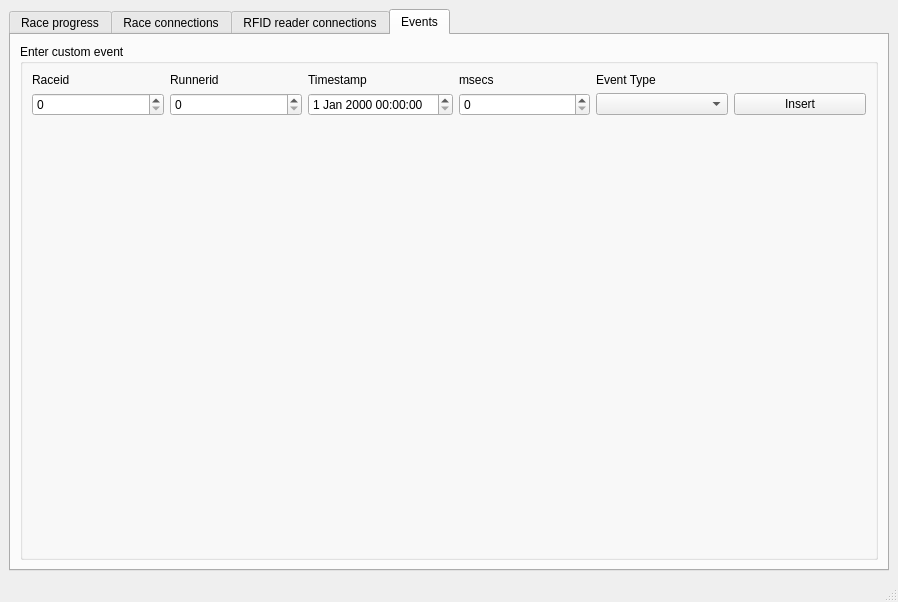
Qt form software/src/mainwindow.ui (nfogh/Racetiming) before a commit.
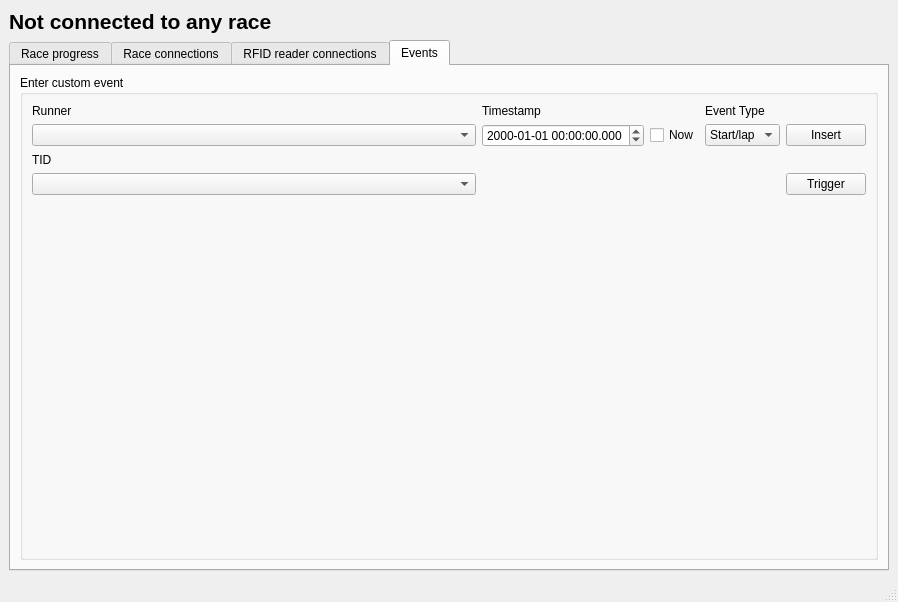
The same form after that commit. The open tabs and pages were chosen to show the change. Custom widgets are drawn as their Qt base class.

```diff
--- a/software/src/mainwindow.ui
+++ b/software/src/mainwindow.ui
@@ -14,7 +14,20 @@
    <string>MainWindow</string>
   </property>
   <widget class="QWidget" name="centralwidget">
-   <layout class="QHBoxLayout" name="horizontalLayout">
+   <layout class="QVBoxLayout" name="verticalLayout">
+    <item>
+     <widget class="QLabel" name="currentRaceLabel">
+      <property name="font">
+       <font>
+        <pointsize>16</pointsize>
+        <bold>true</bold>
+       </font>
+      </property>
+      <property name="text">
+       <string>Not connected to any race</string>
+      </property>
+     </widget>
+    </item>
     <item>
      <widget class="QTabWidget" name="tabWidget">
       <property name="currentIndex">
@@ -226,20 +239,28 @@
            <string>Enter custom event</string>
           </property>
           <layout class="QGridLayout" name="gridLayout_5">
-           <item row="1" column="3">
-            <widget class="QSpinBox" name="msecsSpinBox"/>
-           </item>
-           <item row="1" column="0">
-            <widget class="QSpinBox" name="raceIDSpinBox"/>
-           </item>
-           <item row="0" column="1">
+           <item row="0" column="0">
             <widget class="QLabel" name="label_9">
              <property name="text">
-              <string>Runnerid</string>
+              <string>Runner</string>
              </property>
             </widget>
            </item>
-           <item row="2" column="4">
+           <item row="1" column="3">
+            <widget class="QCheckBox" name="customEventNowCheckBox">
+             <property name="text">
+              <string>Now</string>
+             </property>
+            </widget>
+           </item>
+           <item row="0" column="2">
+            <widget class="QLabel" name="label_10">
+             <property name="text">
+              <string>Timestamp</string>
+             </property>
+            </widget>
+           </item>
+           <item row="4" column="4">
             <spacer name="verticalSpacer">
              <property name="orientation">
               <enum>Qt::Vertical</enum>
@@ -252,6 +273,40 @@
              </property>
             </spacer>
            </item>
+           <item row="1" column="0">
+            <widget class="QComboBox" name="customEventRunnerIDComboBox">
+             <property name="sizePolicy">
+              <sizepolicy hsizetype="Expanding" vsizetype="Fixed">
+               <horstretch>0</horstretch>
+               <verstretch>0</verstretch>
+              </sizepolicy>
+             </property>
+             <property name="modelColumn">
+              <number>1</number>
+             </property>
+            </widget>
+           </item>
+           <item row="1" column="4">
+            <widget class="QComboBox" name="customEventEventTypeComboBox">
+             <item>
+              <property name="text">
+               <string>Start/lap</string>
+              </property>
+             </item>
+             <item>
+              <property name="text">
+               <string>Finish</string>
+              </property>
+             </item>
+            </widget>
+           </item>
+           <item row="1" column="5">
+            <widget class="QPushButton" name="customEventInsertPushButton">
+             <property name="text">
+              <string>Insert</string>
+             </property>
+            </widget>
+           </item>
            <item row="0" column="4">
             <widget class="QLabel" name="label_12">
              <property name="text">
@@ -259,40 +314,31 @@
              </property>
             </widget>
            </item>
-           <item row="0" column="0">
-            <widget class="QLabel" name="label_8">
-             <property name="text">
-              <string>Raceid</string>
-             </property>
-            </widget>
-           </item>
-           <item row="0" column="2">
-            <widget class="QLabel" name="label_10">
-             <property name="text">
-              <string>Timestamp</string>
-             </property>
-            </widget>
-           </item>
            <item row="1" column="2">
-            <widget class="QDateTimeEdit" name="timestampDateTimeEdit"/>
+            <widget class="QDateTimeEdit" name="customEventTimestampDateTimeEdit">
+             <property name="displayFormat">
+              <string>yyyy-MM-dd HH:mm:ss.zzz</string>
+             </property>
+            </widget>
            </item>
-           <item row="0" column="3">
-            <widget class="QLabel" name="label_11">
+           <item row="3" column="5">
+            <widget class="QPushButton" name="customEventTriggerPushButton">
              <property name="text">
-              <string>msecs</string>
+              <string>Trigger</string>
              </property>
             </widget>
            </item>
-           <item row="1" column="4">
-            <widget class="QComboBox" name="eventTypeComboBox"/>
+           <item row="3" column="0">
+            <widget class="QComboBox" name="customEventTIDComboBox">
+             <property name="modelColumn">
+              <number>5</number>
+             </property>
+            </widget>
            </item>
-           <item row="1" column="1">
-            <widget class="QSpinBox" name="runnerIDSpinBox"/>
-           </item>
-           <item row="1" column="5">
-            <widget class="QPushButton" name="insertEventPushButton">
+           <item row="2" column="0">
+            <widget class="QLabel" name="label_8">
              <property name="text">
-              <string>Insert</string>
+              <string>TID</string>
              </property>
             </widget>
            </item>
@@ -317,6 +363,13 @@
   </widget>
   <widget class="QStatusBar" name="statusbar"/>
  </widget>
+ <customwidgets>
+  <customwidget>
+   <class>QSerialPortComboBox</class>
+   <extends>QComboBox</extends>
+   <header location="global">qserialportcombobox.h</header>
+  </customwidget>
+ </customwidgets>
  <resources/>
  <connections/>
 </ui>
```
Left out of the diff: 38 changed lines with no effect on the pictures.
